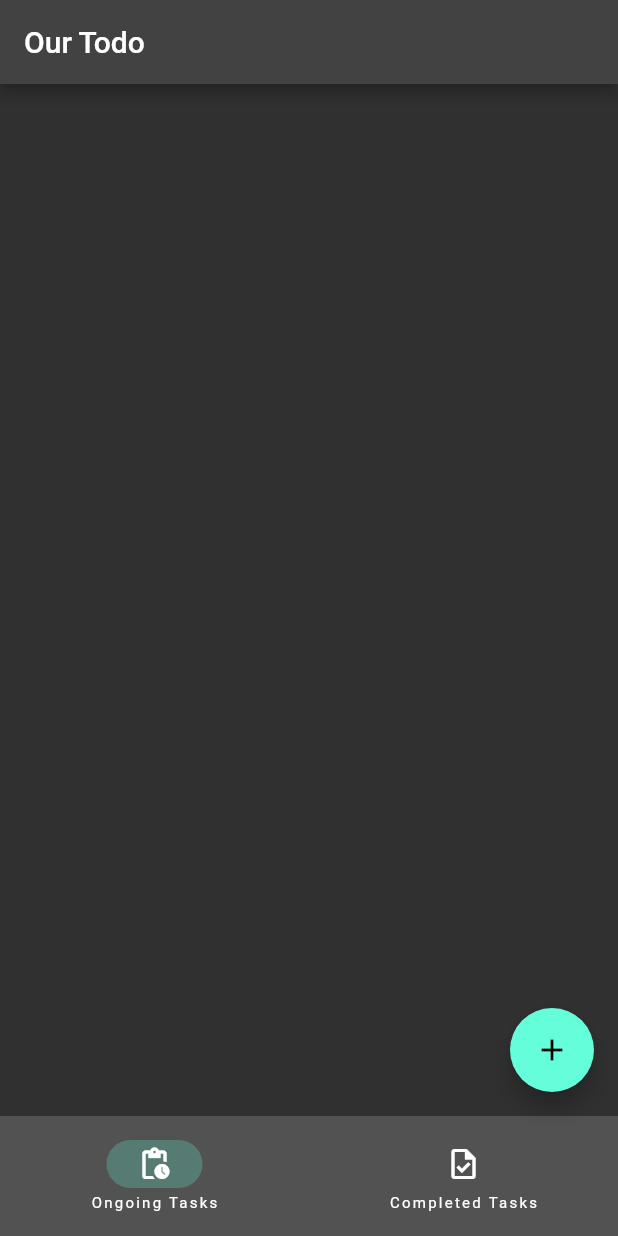
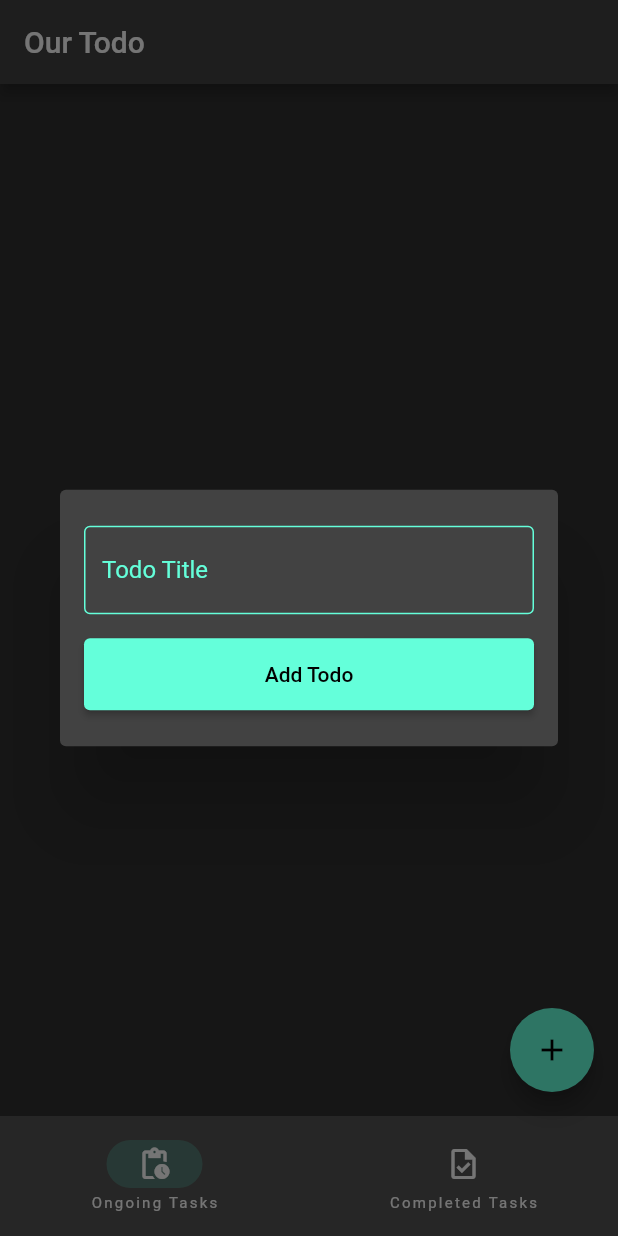
Before and after one commit to FlutterBytes-IO/Our-Todos, a Flutter app: the screen it shows after launch, after a tap on the "add" icon, on a phone screen of 412 x 824 dp. Run offline on Flutter 3.47's test engine with Material 2 defaults, Android fonts, the phone set to English and light mode, and no system bars.

Commit message:
feat: create add todo dialog

```diff
--- /dev/null
+++ b/lib/src/core/extensions/validation_extension.dart
@@ -0,0 +1,6 @@
+import 'package:flutter/material.dart';
+
+extension ValidationExtension on BuildContext {
+  String? validateTitle(String? value) =>
+      value?.isEmpty == true ? 'Please enter a valid title' : null;
+}
--- a/lib/src/views/home_view.dart
+++ b/lib/src/views/home_view.dart
@@ -2,6 +2,7 @@ import 'package:flutter/material.dart';
 import 'package:our_todo/src/controllers/todo_controller.dart';
 import 'package:our_todo/src/views/completed_todos_view.dart';
 import 'package:our_todo/src/views/ongoing_todos_view.dart';
+import 'package:our_todo/src/widgets/add_todo_dialog.dart';
 import 'package:provider/provider.dart';
 
 class HomeView extends StatefulWidget {
@@ -30,10 +31,7 @@ class _HomeViewState extends State<HomeView> {
       child: Scaffold(
         appBar: AppBar(title: const Text('Our Todo')),
         body: _children[_currentViewIndex](context),
-        floatingActionButton: FloatingActionButton(
-          child: const Icon(Icons.add),
-          onPressed: () {},
-        ),
+        floatingActionButton: const _AddTodoButton(),
         bottomNavigationBar: NavigationBar(
           selectedIndex: _currentViewIndex,
           onDestinationSelected: onViewChanged,
@@ -52,3 +50,19 @@ class _HomeViewState extends State<HomeView> {
     );
   }
 }
+
+class _AddTodoButton extends StatelessWidget {
+  const _AddTodoButton();
+
+  @override
+  Widget build(BuildContext context) {
+    return FloatingActionButton(
+      onPressed: () => AddTodoDialog.show(
+        context,
+        controller: context.read<TodoController>(),
+      ),
+      tooltip: 'Increment',
+      child: const Icon(Icons.add),
+    );
+  }
+}
--- /dev/null
+++ b/lib/src/widgets/add_todo_dialog.dart
@@ -0,0 +1,82 @@
+import 'package:flutter/material.dart';
+import 'package:our_todo/src/controllers/todo_controller.dart';
+import 'package:our_todo/src/models/todo.dart';
+import 'package:our_todo/src/widgets/custom_elevated_button.dart';
+import 'package:our_todo/src/widgets/custom_text_form_field.dart';
+import 'package:provider/provider.dart';
+import 'package:our_todo/src/core/extensions/validation_extension.dart';
+
+class AddTodoDialog extends StatefulWidget {
+  const AddTodoDialog._();
+
+  @override
+  State<AddTodoDialog> createState() => _AddTodoDialogState();
+
+  static Future<T?> show<T>(
+    BuildContext context, {
+    required TodoController controller,
+  }) =>
+      showDialog(
+        context: context,
+        builder: (_) => ChangeNotifierProvider<TodoController>.value(
+          value: controller,
+          child: const AddTodoDialog._(),
+        ),
+      );
+}
+
+class _AddTodoDialogState extends State<AddTodoDialog> {
+  late final _formKey = GlobalKey<FormState>();
+  late final _controller = TextEditingController();
+
+  @override
+  void dispose() {
+    _controller.dispose();
+
+    super.dispose();
+  }
+
+  @override
+  Widget build(BuildContext context) {
+    return Dialog(
+      child: Padding(
+        padding: const EdgeInsets.symmetric(
+          horizontal: 16.0,
+          vertical: 24.0,
+        ),
+        child: Column(
+          crossAxisAlignment: CrossAxisAlignment.stretch,
+          mainAxisSize: MainAxisSize.min,
+          children: [
+            Form(
+              key: _formKey,
+              child: CustomTextFormField(
+                controller: _controller,
+                labelText: 'Todo Title',
+                validator: context.validateTitle,
+              ),
+            ),
+            const SizedBox(height: 16),
+            CustomElevatedButton(
+              label: 'Add Todo',
+              onPressed: () {
+                if (_formKey.currentState?.validate() == false) return;
+
+                context.read<TodoController>().addTodo(
+                      Todo(
+                        id: DateTime.now().toIso8601String(),
+                        title: _controller.text,
+                        status: TodoStatus.ongoing,
+                        updatedAt: DateTime.now(),
+                      ),
+                    );
+
+                Navigator.of(context).pop();
+              },
+            )
+          ],
+        ),
+      ),
+    );
+  }
+}
--- /dev/null
+++ b/lib/src/widgets/custom_elevated_button.dart
@@ -0,0 +1,29 @@
+import 'package:flutter/material.dart';
+
+class CustomElevatedButton extends StatelessWidget {
+  const CustomElevatedButton({
+    super.key,
+    required this.label,
+    this.onPressed,
+  });
+
+  final VoidCallback? onPressed;
+  final String label;
+
+  @override
+  Widget build(BuildContext context) {
+    final colorScheme = Theme.of(context).colorScheme;
+
+    return ElevatedButton(
+      onPressed: onPressed,
+      style: ElevatedButton.styleFrom(
+        backgroundColor: colorScheme.secondary,
+        minimumSize: const Size.fromHeight(48),
+      ),
+      child: Text(
+        label,
+        style: TextStyle(color: colorScheme.onSecondary),
+      ),
+    );
+  }
+}
--- /dev/null
+++ b/lib/src/widgets/custom_text_form_field.dart
@@ -0,0 +1,41 @@
+import 'package:flutter/material.dart';
+
+class CustomTextFormField extends StatelessWidget {
+  const CustomTextFormField({
+    super.key,
+    this.controller,
+    this.labelText,
+    this.validator,
+  });
+
+  final TextEditingController? controller;
+  final String? labelText;
+  final String? Function(String?)? validator;
+
+  @override
+  Widget build(BuildContext context) {
+    final colorScheme = Theme.of(context).colorScheme;
+
+    return TextFormField(
+      controller: controller,
+      cursorColor: colorScheme.secondary,
+      validator: validator,
+      decoration: InputDecoration(
+        labelText: labelText,
+        labelStyle: TextStyle(color: colorScheme.secondary),
+        enabledBorder: OutlineInputBorder(
+          borderSide: BorderSide(color: colorScheme.secondary),
+        ),
+        focusedBorder: OutlineInputBorder(
+          borderSide: BorderSide(color: colorScheme.secondary),
+        ),
+        errorBorder: OutlineInputBorder(
+          borderSide: BorderSide(color: colorScheme.error),
+        ),
+        focusedErrorBorder: OutlineInputBorder(
+          borderSide: BorderSide(color: colorScheme.error),
+        ),
+      ),
+    );
+  }
+}
```
